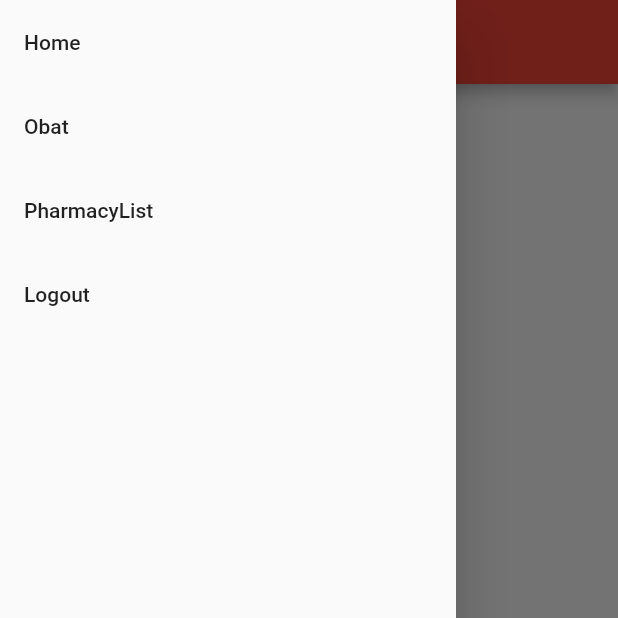
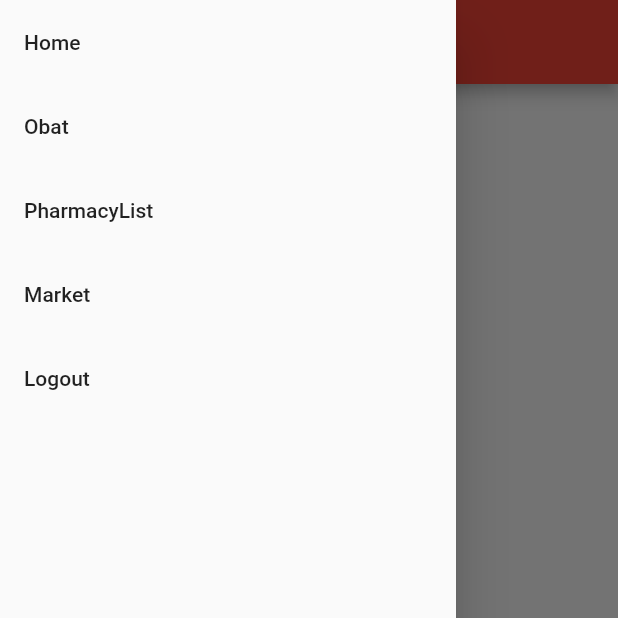
Before and after one commit to pbp-22-b01/pas, a Flutter app: the AdminHomePage screen opened by its route, with the side drawer open, on a phone screen of 412 x 824 dp, the top half of it. Run offline on Flutter 3.47's test engine with Material 2 defaults, Android fonts, the phone set to English and light mode, and no system bars; missing offline and left inert: pbp_django_auth; network calls fail.

Commit message:
Fixing route to all menu and deleting market drawer

```diff
--- a/lib/menus/admin_menu.dart
+++ b/lib/menus/admin_menu.dart
@@ -27,7 +27,14 @@ class AdminMenu extends StatelessWidget {
           ),
           ListTile(
             title: const Text("PharmacyList"),
-            onTap: () => Navigator.of(context).pushReplacementNamed("/pharmacy/list"),
+            onTap: () =>
+                Navigator.of(context).pushReplacementNamed("/pharmacy/list"),
+          ),
+          ListTile(
+            title: const Text("Market"),
+            onTap: () {
+              Navigator.of(context).pushNamed("/market");
+            },
           ),
           ListTile(
             title: const Text("Logout"),
--- a/lib/menus/app_menu.dart
+++ b/lib/menus/app_menu.dart
@@ -18,7 +18,7 @@ class AppMenu extends StatelessWidget {
           ListTile(
             title: const Text("Market"),
             onTap: () {
-              Navigator.of(context).pushReplacementNamed("/market");
+              Navigator.of(context).pushNamed("/market");
             },
           ),
           ListTile(
--- a/lib/menus/customer_menu.dart
+++ b/lib/menus/customer_menu.dart
@@ -19,12 +19,17 @@ class CustomerMenu extends StatelessWidget {
             },
           ),
           ListTile(
+            title: const Text("Market"),
+            onTap: () {
+              Navigator.of(context).pushNamed("/market");
+            },
+          ),
+          ListTile(
             title: const Text("Logout"),
             onTap: () {
               Navigator.of(context).pushReplacementNamed("/home");
             },
           )
-
         ],
       ),
     );
--- a/lib/pages/market_page.dart
+++ b/lib/pages/market_page.dart
@@ -56,7 +56,6 @@ class _MarketPageState extends State<MarketPage> {
           title: const Text('Online Pharma Market'),
           centerTitle: true,
         ),
-        drawer: const AppMenu(),
         body: Column(
           children: <Widget>[
             buildSearch(),
```
